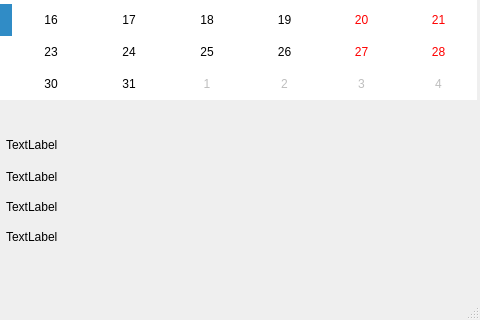
Old version of the form interrogazione.ui in the repository stefanodecillis/Progetto_Fondamenti_WR; both pictures show x 144 to 624 and y 181 to 501 of the 624 by 501 pixel window.
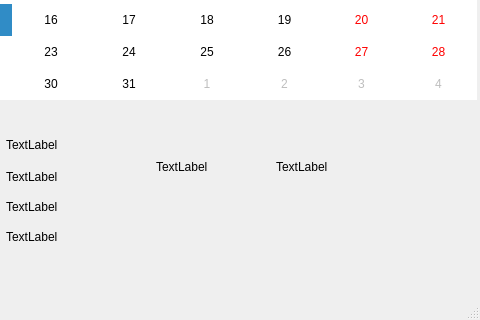
New version of the form.

Diff of the .ui file:
```diff
--- a/interrogazione.ui
+++ b/interrogazione.ui
@@ -141,6 +141,32 @@
      <string>TextLabel</string>
     </property>
    </widget>
+   <widget class="QLabel" name="data1">
+    <property name="geometry">
+     <rect>
+      <x>300</x>
+      <y>340</y>
+      <width>71</width>
+      <height>16</height>
+     </rect>
+    </property>
+    <property name="text">
+     <string>TextLabel</string>
+    </property>
+   </widget>
+   <widget class="QLabel" name="data2">
+    <property name="geometry">
+     <rect>
+      <x>420</x>
+      <y>340</y>
+      <width>91</width>
+      <height>16</height>
+     </rect>
+    </property>
+    <property name="text">
+     <string>TextLabel</string>
+    </property>
+   </widget>
   </widget>
   <widget class="QStatusBar" name="statusbar"/>
  </widget>
```
